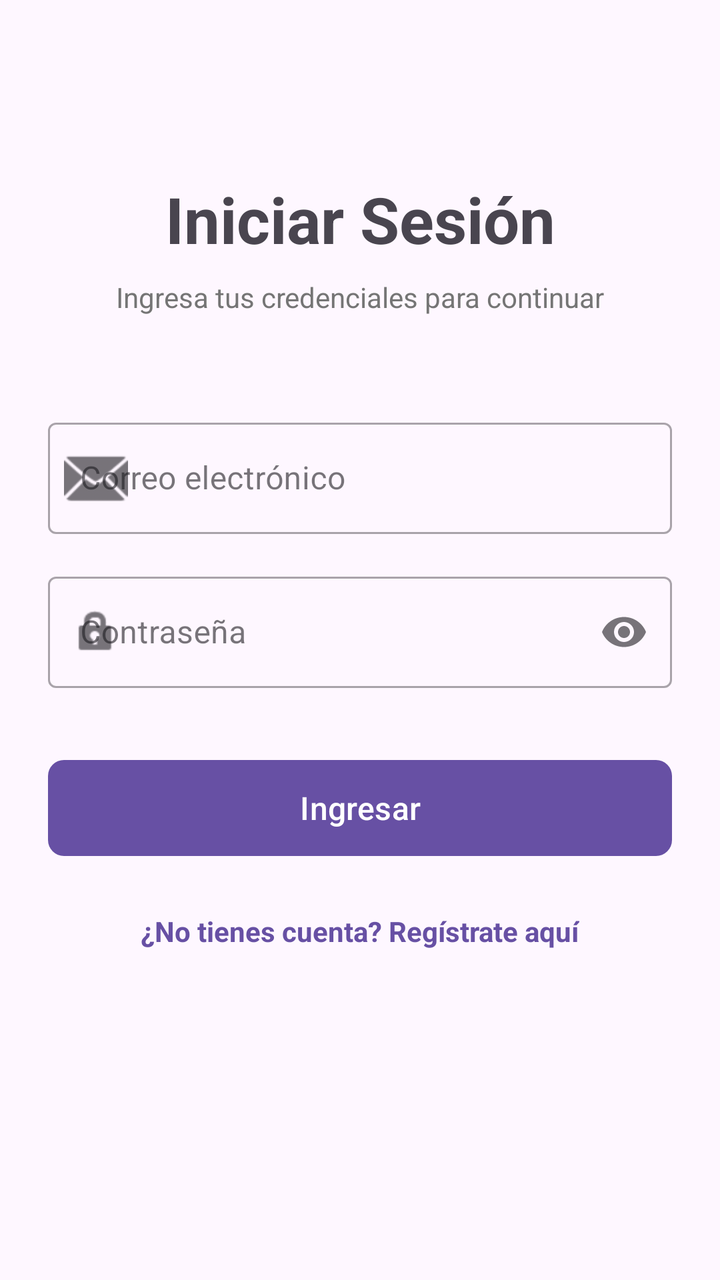
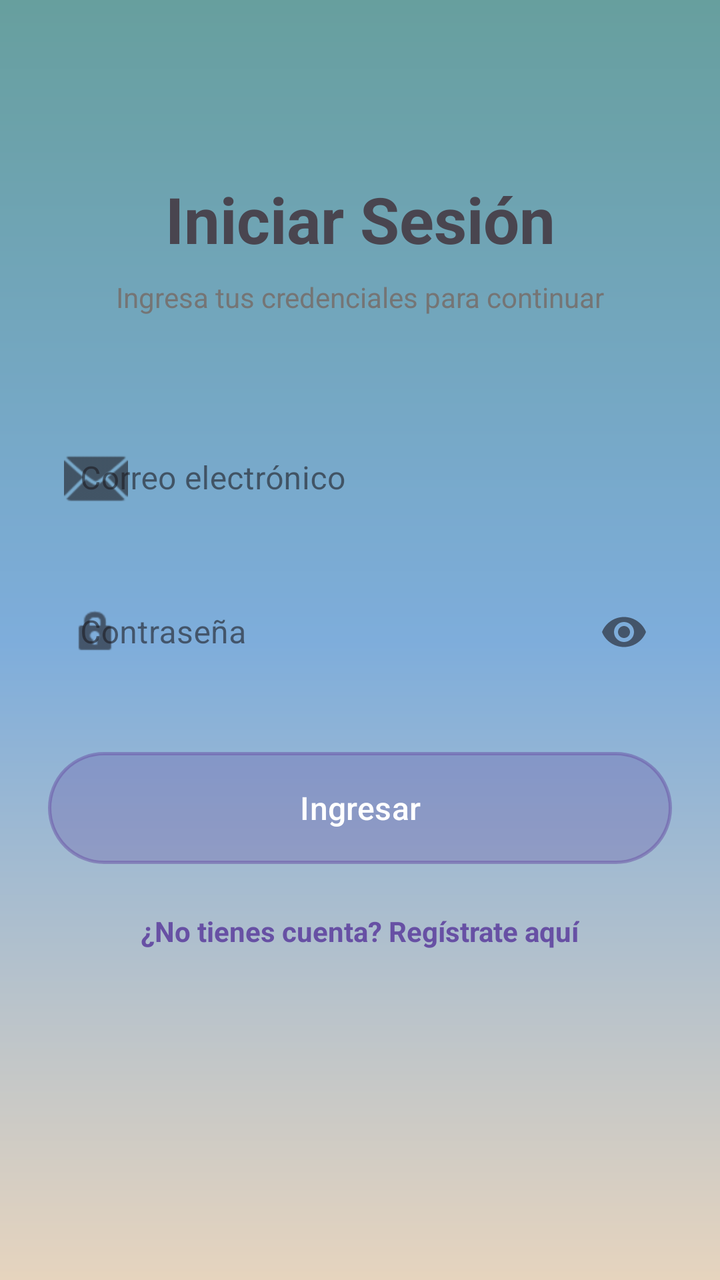

Two renders of the same Android screen: before a commit and after it. Below are the layout's source before the change and the commit's diff.
<!-- AndroidManifest.xml: application theme Theme.DesafioPractico3 -->
<!-- res/layout/activity_login.xml -->
<?xml version="1.0" encoding="utf-8"?>
<androidx.constraintlayout.widget.ConstraintLayout
    xmlns:android="http://schemas.android.com/apk/res/android"
    xmlns:app="http://schemas.android.com/apk/res-auto"
    xmlns:tools="http://schemas.android.com/tools"
    android:layout_width="match_parent"
    android:layout_height="match_parent"
    android:padding="24dp"
    tools:context=".LoginActivity">

    
    <TextView
        android:id="@+id/tvTitle"
        android:layout_width="wrap_content"
        android:layout_height="wrap_content"
        android:layout_marginTop="64dp"
        android:text="Iniciar Sesión"
        android:textSize="32sp"
        android:textStyle="bold"
        app:layout_constraintEnd_toEndOf="parent"
        app:layout_constraintStart_toStartOf="parent"
        app:layout_constraintTop_toTopOf="parent" />

    
    <TextView
        android:id="@+id/tvSubtitle"
        android:layout_width="wrap_content"
        android:layout_height="wrap_content"
        android:layout_marginTop="8dp"
        android:text="Ingresa tus credenciales para continuar"
        android:textColor="#757575"
        app:layout_constraintEnd_toEndOf="parent"
        app:layout_constraintStart_toStartOf="parent"
        app:layout_constraintTop_toBottomOf="@id/tvTitle" />

    
    <com.google.android.material.textfield.TextInputLayout
        android:id="@+id/tilEmail"
        style="@style/Widget.MaterialComponents.TextInputLayout.OutlinedBox"
        android:layout_width="match_parent"
        android:layout_height="wrap_content"
        android:layout_marginTop="48dp"
        android:hint="Correo electrónico"
        app:startIconDrawable="@android:drawable/ic_dialog_email"
        app:layout_constraintTop_toBottomOf="@id/tvSubtitle">

        <com.google.android.material.textfield.TextInputEditText
            android:id="@+id/etEmail"
            android:layout_width="match_parent"
            android:layout_height="wrap_content"
            android:inputType="textEmailAddress" />
    </com.google.android.material.textfield.TextInputLayout>

    
    <com.google.android.material.textfield.TextInputLayout
        android:id="@+id/tilPassword"
        style="@style/Widget.MaterialComponents.TextInputLayout.OutlinedBox"
        android:layout_width="match_parent"
        android:layout_height="wrap_content"
        android:layout_marginTop="16dp"
        android:hint="Contraseña"
        app:endIconMode="password_toggle"
        app:startIconDrawable="@android:drawable/ic_lock_idle_lock"
        app:layout_constraintTop_toBottomOf="@id/tilEmail">

        <com.google.android.material.textfield.TextInputEditText
            android:id="@+id/etPassword"
            android:layout_width="match_parent"
            android:layout_height="wrap_content"
            android:inputType="textPassword" />
    </com.google.android.material.textfield.TextInputLayout>

    
    <com.google.android.material.button.MaterialButton
        android:id="@+id/btnLogin"
        android:layout_width="match_parent"
        android:layout_height="56dp"
        android:layout_marginTop="32dp"
        android:text="Ingresar"
        android:textSize="16sp"
        app:cornerRadius="8dp"
        app:layout_constraintTop_toBottomOf="@id/tilPassword" />

    
    <TextView
        android:id="@+id/tvIrRegistro"
        android:layout_width="wrap_content"
        android:layout_height="wrap_content"
        android:layout_marginTop="16dp"
        android:text="¿No tienes cuenta? Regístrate aquí"
        android:textColor="?attr/colorPrimary"
        android:textStyle="bold"
        android:padding="8dp"
        app:layout_constraintEnd_toEndOf="parent"
        app:layout_constraintStart_toStartOf="parent"
        app:layout_constraintTop_toBottomOf="@id/btnLogin" />

    
    <ProgressBar
        android:id="@+id/progressBar"
        android:layout_width="wrap_content"
        android:layout_height="wrap_content"
        android:visibility="gone"
        android:elevation="8dp"
        app:layout_constraintBottom_toBottomOf="parent"
        app:layout_constraintEnd_toEndOf="parent"
        app:layout_constraintStart_toStartOf="parent"
        app:layout_constraintTop_toTopOf="parent" />

</androidx.constraintlayout.widget.ConstraintLayout>
<!-- resources referenced by this layout -->
<resources>
  <style name="Theme.DesafioPractico3" parent="Base.Theme.DesafioPractico3" />
  <style name="Base.Theme.DesafioPractico3" parent="Theme.Material3.DayNight.NoActionBar">
          
          
      </style>
</resources>

<!-- the commit's change to res/layout/activity_login.xml (unified diff, before → after) -->
@@ -4,6 +4,7 @@
     xmlns:app="http://schemas.android.com/apk/res-auto"
     xmlns:tools="http://schemas.android.com/tools"
     android:layout_width="match_parent"
+    android:background="@drawable/bg_gradiand_glass"
     android:layout_height="match_parent"
     android:padding="24dp"
     tools:context=".LoginActivity">
@@ -47,6 +48,7 @@
         <com.google.android.material.textfield.TextInputEditText
             android:id="@+id/etEmail"
             android:layout_width="match_parent"
+            android:background="@android:color/transparent"
             android:layout_height="wrap_content"
             android:inputType="textEmailAddress" />
     </com.google.android.material.textfield.TextInputLayout>
@@ -66,22 +68,30 @@
         <com.google.android.material.textfield.TextInputEditText
             android:id="@+id/etPassword"
             android:layout_width="match_parent"
+            android:background="@android:color/transparent"
             android:layout_height="wrap_content"
             android:inputType="textPassword" />
+
     </com.google.android.material.textfield.TextInputLayout>
 
     
+
+    
+
     <com.google.android.material.button.MaterialButton
         android:id="@+id/btnLogin"
         android:layout_width="match_parent"
         android:layout_height="56dp"
         android:layout_marginTop="32dp"
+        android:background="@drawable/bg_boton_cristal"
         android:text="Ingresar"
         android:textSize="16sp"
         app:cornerRadius="8dp"
-        app:layout_constraintTop_toBottomOf="@id/tilPassword" />
+        app:layout_constraintTop_toBottomOf="@id/tilPassword"
+        app:strokeColor="@color/white"
+        app:strokeWidth="1.5dp"
+        tools:layout_editor_absoluteX="24dp" />
 
-    
     <TextView
         android:id="@+id/tvIrRegistro"
         android:layout_width="wrap_content"
<!-- resource entries referenced after the edit -->
@@ -1,5 +1,36 @@
 <!-- resources referenced by this layout -->
 <resources>
+  <color name="white">#FFFFFFFF</color>
+  <!-- drawable bg_boton_cristal (drawable) -->
+  <?xml version="1.0" encoding="utf-8"?>
+  <ripple xmlns:android="http://schemas.android.com/apk/res/android"
+      android:color="#40FFFFFF"> 
+  
+      <item>
+          <shape android:shape="rectangle">
+              
+              <corners android:radius="100dp" />
+  
+              
+              <solid android:color="#4DFFFFFF" />
+  
+              
+              <stroke
+                  android:width="1.5dp"
+                  android:color="#80FFFFFF" />
+          </shape>
+      </item>
+  
+  </ripple>
+  <!-- drawable bg_gradiand_glass (drawable) -->
+  <?xml version="1.0" encoding="utf-8"?>
+  <shape xmlns:android="http://schemas.android.com/apk/res/android">
+      <gradient
+          android:angle="90"
+          android:endColor="#679F9E"
+          android:centerColor="#7EADDB"
+          android:startColor="#E6D4BE" />
+  </shape>
   <style name="Theme.DesafioPractico3" parent="Base.Theme.DesafioPractico3" />
   <style name="Base.Theme.DesafioPractico3" parent="Theme.Material3.DayNight.NoActionBar">
           
